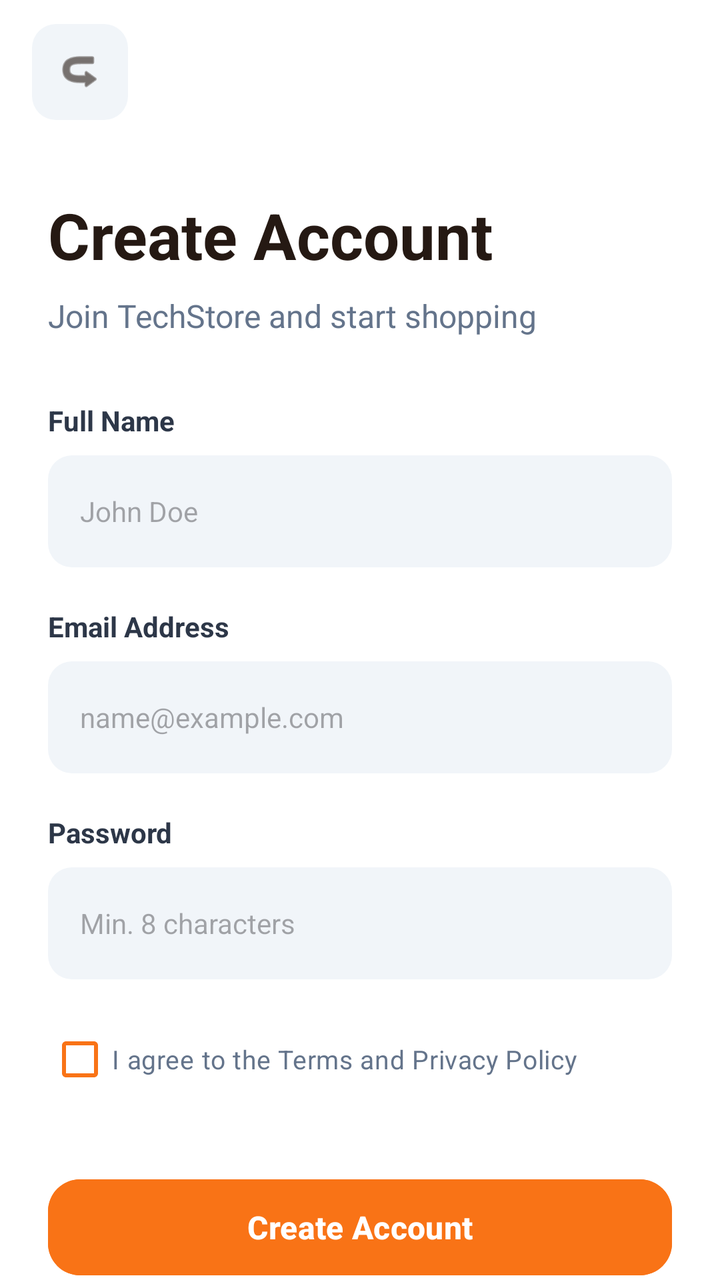
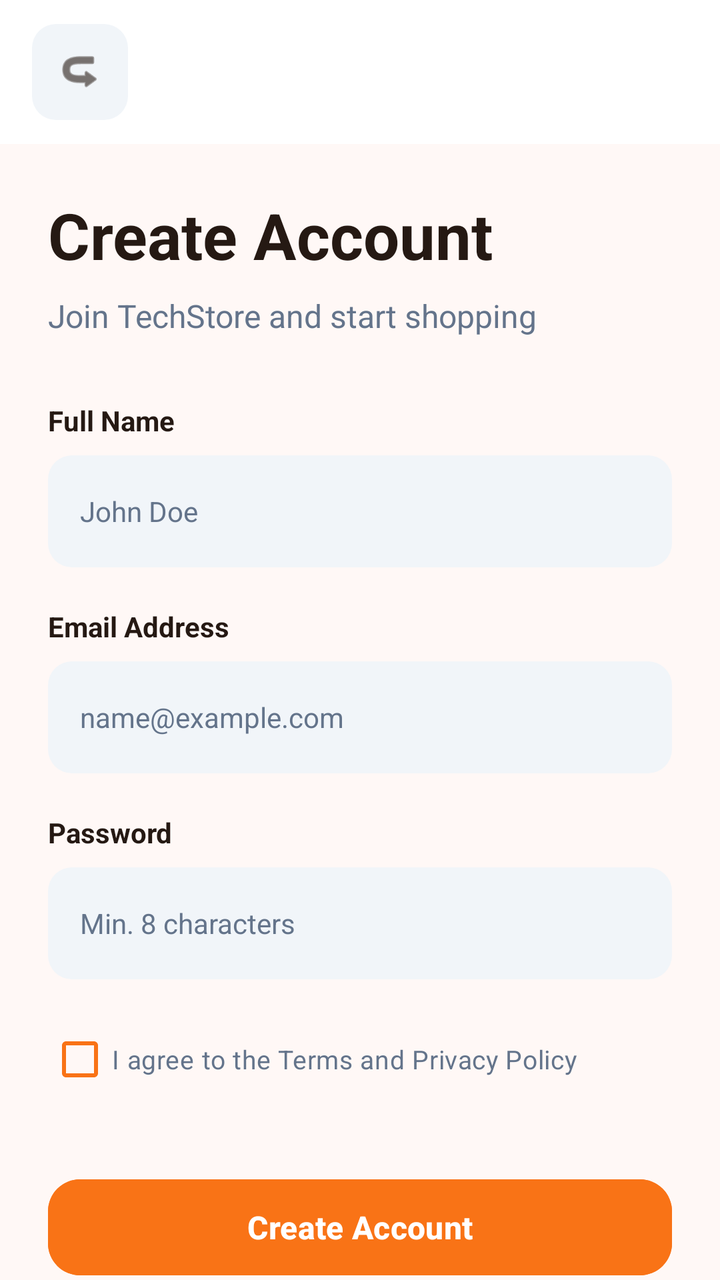

Two renders of the same Android screen: before a commit and after it. Below are the layout's source before the change and the commit's diff.
<!-- AndroidManifest.xml: application theme Theme.BeckieDealApp -->
<!-- res/layout/activity_register.xml -->
<?xml version="1.0" encoding="utf-8"?>
<androidx.constraintlayout.widget.ConstraintLayout xmlns:android="http://schemas.android.com/apk/res/android"
    xmlns:app="http://schemas.android.com/apk/res-auto"
    xmlns:tools="http://schemas.android.com/tools"
    android:layout_width="match_parent"
    android:layout_height="match_parent"
    android:background="#FFFFFF"
    android:fitsSystemWindows="true"
    tools:context=".RegisterActivity">

    
    <com.google.android.material.appbar.AppBarLayout
        android:id="@+id/appBarLayout"
        android:layout_width="match_parent"
        android:layout_height="wrap_content"
        android:background="#FFFFFF"
        app:elevation="0dp"
        app:layout_constraintTop_toTopOf="parent">

        <com.google.android.material.appbar.MaterialToolbar
            android:id="@+id/topAppBar"
            android:layout_width="match_parent"
            android:layout_height="72dp"
            app:contentInsetStart="0dp">

            <RelativeLayout
                android:layout_width="match_parent"
                android:layout_height="match_parent"
                android:paddingHorizontal="16dp">

                <ImageView
                    android:id="@+id/backButton"
                    android:layout_width="48dp"
                    android:layout_height="48dp"
                    android:layout_alignParentStart="true"
                    android:layout_centerVertical="true"
                    android:background="@drawable/form_field_background"
                    android:padding="12dp"
                    android:src="@android:drawable/ic_menu_revert"
                    android:rotation="180"
                    app:tint="#251913" />

            </RelativeLayout>

        </com.google.android.material.appbar.MaterialToolbar>
    </com.google.android.material.appbar.AppBarLayout>

    <androidx.core.widget.NestedScrollView
        android:layout_width="match_parent"
        android:layout_height="0dp"
        android:fillViewport="true"
        app:layout_constraintTop_toBottomOf="@id/appBarLayout"
        app:layout_constraintBottom_toBottomOf="parent">

        <LinearLayout
            android:layout_width="match_parent"
            android:layout_height="wrap_content"
            android:orientation="vertical"
            android:padding="24dp">

            <TextView
                android:layout_width="wrap_content"
                android:layout_height="wrap_content"
                android:text="Create Account"
                android:textColor="#251913"
                android:textSize="32sp"
                android:textStyle="bold" />

            <TextView
                android:layout_width="wrap_content"
                android:layout_height="wrap_content"
                android:layout_marginTop="8dp"
                android:text="Join TechStore and start shopping"
                android:textColor="#64748B"
                android:textSize="16sp" />

            
            <TextView
                android:layout_width="wrap_content"
                android:layout_height="wrap_content"
                android:layout_marginTop="32dp"
                android:text="Full Name"
                android:textColor="#2D3748"
                android:textSize="14sp"
                android:textStyle="bold" />

            <EditText
                android:id="@+id/nameInput"
                android:layout_width="match_parent"
                android:layout_height="56dp"
                android:layout_marginTop="8dp"
                android:background="@drawable/form_field_background"
                android:hint="John Doe"
                android:inputType="textPersonName"
                android:paddingHorizontal="16dp"
                android:textSize="14sp" />

            <TextView
                android:layout_width="wrap_content"
                android:layout_height="wrap_content"
                android:layout_marginTop="20dp"
                android:text="Email Address"
                android:textColor="#2D3748"
                android:textSize="14sp"
                android:textStyle="bold" />

            <EditText
                android:id="@+id/emailInput"
                android:layout_width="match_parent"
                android:layout_height="56dp"
                android:layout_marginTop="8dp"
                android:background="@drawable/form_field_background"
                android:hint="name@example.com"
                android:inputType="textEmailAddress"
                android:paddingHorizontal="16dp"
                android:textSize="14sp" />

            <TextView
                android:layout_width="wrap_content"
                android:layout_height="wrap_content"
                android:layout_marginTop="20dp"
                android:text="Password"
                android:textColor="#2D3748"
                android:textSize="14sp"
                android:textStyle="bold" />

            <EditText
                android:id="@+id/passwordInput"
                android:layout_width="match_parent"
                android:layout_height="56dp"
                android:layout_marginTop="8dp"
                android:background="@drawable/form_field_background"
                android:hint="Min. 8 characters"
                android:inputType="textPassword"
                android:paddingHorizontal="16dp"
                android:textSize="14sp" />

            <CheckBox
                android:id="@+id/termsCheckbox"
                android:layout_width="wrap_content"
                android:layout_height="wrap_content"
                android:layout_marginTop="16dp"
                android:text="I agree to the Terms and Privacy Policy"
                android:textColor="#64748B"
                android:textSize="13sp"
                android:buttonTint="#F97316" />

            <Button
                android:id="@+id/registerButton"
                android:layout_width="match_parent"
                android:layout_height="56dp"
                android:layout_marginTop="32dp"
                android:backgroundTint="#F97316"
                android:text="Create Account"
                android:textAllCaps="false"
                android:textSize="16sp"
                android:textStyle="bold"
                app:cornerRadius="16dp" />

            <LinearLayout
                android:layout_width="wrap_content"
                android:layout_height="wrap_content"
                android:layout_gravity="center"
                android:layout_marginTop="24dp"
                android:orientation="horizontal">

                <TextView
                    android:layout_width="wrap_content"
                    android:layout_height="wrap_content"
                    android:text="Already have an account? "
                    android:textColor="#64748B" />

                <TextView
                    android:id="@+id/loginLink"
                    android:layout_width="wrap_content"
                    android:layout_height="wrap_content"
                    android:text="Login"
                    android:textColor="#F97316"
                    android:textStyle="bold" />
            </LinearLayout>

        </LinearLayout>
    </androidx.core.widget.NestedScrollView>

</androidx.constraintlayout.widget.ConstraintLayout>
<!-- resources referenced by this layout -->
<resources>
  <!-- drawable form_field_background (drawable) -->
  <?xml version="1.0" encoding="utf-8"?>
  <shape xmlns:android="http://schemas.android.com/apk/res/android">
      <solid android:color="#F1F5F9" />
      <corners android:radius="12dp" />
  </shape>
  <style name="Theme.BeckieDealApp" parent="Base.Theme.BeckieDealApp" />
  <style name="Base.Theme.BeckieDealApp" parent="Theme.Material3.DayNight.NoActionBar">
          
          
      </style>
</resources>

<!-- the commit's change to res/layout/activity_register.xml (unified diff, before → after) -->
@@ -4,7 +4,7 @@
     xmlns:tools="http://schemas.android.com/tools"
     android:layout_width="match_parent"
     android:layout_height="match_parent"
-    android:background="#FFFFFF"
+    android:background="@color/background"
     android:fitsSystemWindows="true"
     tools:context=".RegisterActivity">
 
@@ -13,7 +13,7 @@
         android:id="@+id/appBarLayout"
         android:layout_width="match_parent"
         android:layout_height="wrap_content"
-        android:background="#FFFFFF"
+        android:background="@color/surface"
         app:elevation="0dp"
         app:layout_constraintTop_toTopOf="parent">
 
@@ -38,7 +38,7 @@
                     android:padding="12dp"
                     android:src="@android:drawable/ic_menu_revert"
                     android:rotation="180"
-                    app:tint="#251913" />
+                    app:tint="@color/text_primary" />
 
             </RelativeLayout>
 
@@ -62,7 +62,7 @@
                 android:layout_width="wrap_content"
                 android:layout_height="wrap_content"
                 android:text="Create Account"
-                android:textColor="#251913"
+                android:textColor="@color/text_primary"
                 android:textSize="32sp"
                 android:textStyle="bold" />
 
@@ -71,7 +71,7 @@
                 android:layout_height="wrap_content"
                 android:layout_marginTop="8dp"
                 android:text="Join TechStore and start shopping"
-                android:textColor="#64748B"
+                android:textColor="@color/text_muted"
                 android:textSize="16sp" />
 
             
@@ -80,7 +80,7 @@
                 android:layout_height="wrap_content"
                 android:layout_marginTop="32dp"
                 android:text="Full Name"
-                android:textColor="#2D3748"
+                android:textColor="@color/text_primary"
                 android:textSize="14sp"
                 android:textStyle="bold" />
 
@@ -93,6 +93,8 @@
                 android:hint="John Doe"
                 android:inputType="textPersonName"
                 android:paddingHorizontal="16dp"
+                android:textColor="@color/text_primary"
+                android:textColorHint="@color/text_muted"
                 android:textSize="14sp" />
 
             <TextView
@@ -100,7 +102,7 @@
                 android:layout_height="wrap_content"
                 android:layout_marginTop="20dp"
                 android:text="Email Address"
-                android:textColor="#2D3748"
+                android:textColor="@color/text_primary"
                 android:textSize="14sp"
                 android:textStyle="bold" />
 
@@ -113,6 +115,8 @@
                 android:hint="name@example.com"
                 android:inputType="textEmailAddress"
                 android:paddingHorizontal="16dp"
+                android:textColor="@color/text_primary"
+                android:textColorHint="@color/text_muted"
                 android:textSize="14sp" />
 
             <TextView
@@ -120,7 +124,7 @@
                 android:layout_height="wrap_content"
                 android:layout_marginTop="20dp"
                 android:text="Password"
-                android:textColor="#2D3748"
+                android:textColor="@color/text_primary"
                 android:textSize="14sp"
                 android:textStyle="bold" />
 
@@ -133,6 +137,8 @@
                 android:hint="Min. 8 characters"
                 android:inputType="textPassword"
                 android:paddingHorizontal="16dp"
+                android:textColor="@color/text_primary"
+                android:textColorHint="@color/text_muted"
                 android:textSize="14sp" />
 
             <CheckBox
@@ -141,20 +147,21 @@
                 android:layout_height="wrap_content"
                 android:layout_marginTop="16dp"
                 android:text="I agree to the Terms and Privacy Policy"
-                android:textColor="#64748B"
+                android:textColor="@color/text_muted"
                 android:textSize="13sp"
-                android:buttonTint="#F97316" />
+                android:buttonTint="@color/primary" />
 
             <Button
                 android:id="@+id/registerButton"
                 android:layout_width="match_parent"
                 android:layout_height="56dp"
                 android:layout_marginTop="32dp"
-                android:backgroundTint="#F97316"
+                android:backgroundTint="@color/primary"
                 android:text="Create Account"
                 android:textAllCaps="false"
                 android:textSize="16sp"
                 android:textStyle="bold"
+                android:textColor="@color/white_fixed"
                 app:cornerRadius="16dp" />
 
             <LinearLayout
@@ -168,14 +175,14 @@
                     android:layout_width="wrap_content"
                     android:layout_height="wrap_content"
                     android:text="Already have an account? "
-                    android:textColor="#64748B" />
+                    android:textColor="@color/text_muted" />
 
                 <TextView
                     android:id="@+id/loginLink"
                     android:layout_width="wrap_content"
                     android:layout_height="wrap_content"
                     android:text="Login"
-                    android:textColor="#F97316"
+                    android:textColor="@color/primary"
                     android:textStyle="bold" />
             </LinearLayout>
 
<!-- resource entries referenced after the edit -->
@@ -1,15 +1,50 @@
 <!-- resources referenced by this layout -->
 <resources>
+  <color name="background">#FFF8F6</color>
+  <color name="primary">#F97316</color>
+  <color name="surface">#FFFFFF</color>
+  <color name="text_muted">#64748B</color>
+  <color name="text_primary">#251913</color>
+  <color name="white_fixed">#FFFFFF</color>
   <!-- drawable form_field_background (drawable) -->
   <?xml version="1.0" encoding="utf-8"?>
   <shape xmlns:android="http://schemas.android.com/apk/res/android">
-      <solid android:color="#F1F5F9" />
+      <solid android:color="@color/input_background" />
       <corners android:radius="12dp" />
   </shape>
   <style name="Theme.BeckieDealApp" parent="Base.Theme.BeckieDealApp" />
+  <color name="input_background">#F1F5F9</color>
   <style name="Base.Theme.BeckieDealApp" parent="Theme.Material3.DayNight.NoActionBar">
           
+          <item name="colorPrimary">@color/primary</item>
+          <item name="colorOnPrimary">@color/on_primary</item>
+          <item name="colorPrimaryContainer">@color/primary_container</item>
+          <item name="colorOnPrimaryContainer">@color/on_primary_container</item>
+  
           
+          <item name="colorSecondary">@color/secondary</item>
+          <item name="colorOnSecondary">@color/on_secondary</item>
+          <item name="colorSecondaryContainer">@color/secondary_container</item>
+          <item name="colorOnSecondaryContainer">@color/on_secondary_container</item>
+  
+          
+          <item name="android:windowBackground">@color/background</item>
+          <item name="colorSurface">@color/surface</item>
+          <item name="colorOnSurface">@color/on_surface</item>
+          <item name="colorSurfaceVariant">@color/surface_variant</item>
+          <item name="colorOnSurfaceVariant">@color/on_surface_variant</item>
+          <item name="colorOutline">@color/outline</item>
       </style>
+  <color name="on_primary">#FFFFFF</color>
+  <color name="primary_container">#F97316</color>
+  <color name="on_primary_container">#582200</color>
+  <color name="secondary">#8F4D27</color>
+  <color name="on_secondary">#FFFFFF</color>
+  <color name="secondary_container">#FDA77A</color>
+  <color name="on_secondary_container">#773A16</color>
+  <color name="on_surface">#251913</color>
+  <color name="surface_variant">#F6DED3</color>
+  <color name="on_surface_variant">#584237</color>
+  <color name="outline">#8C7164</color>
 </resources>
 
